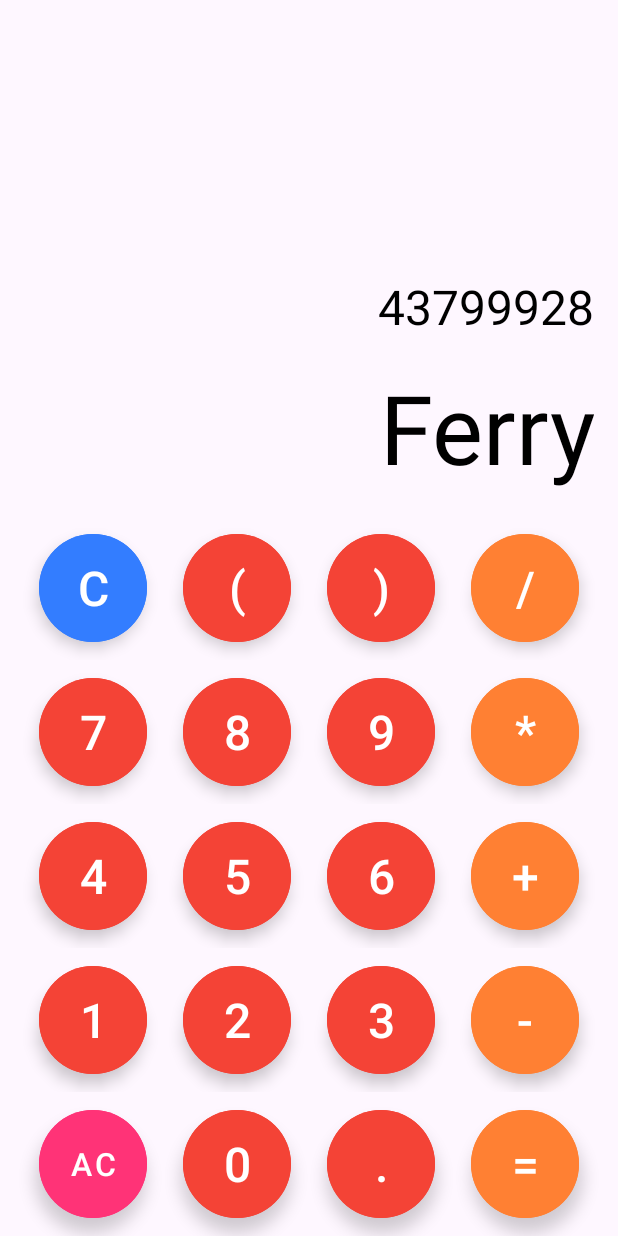
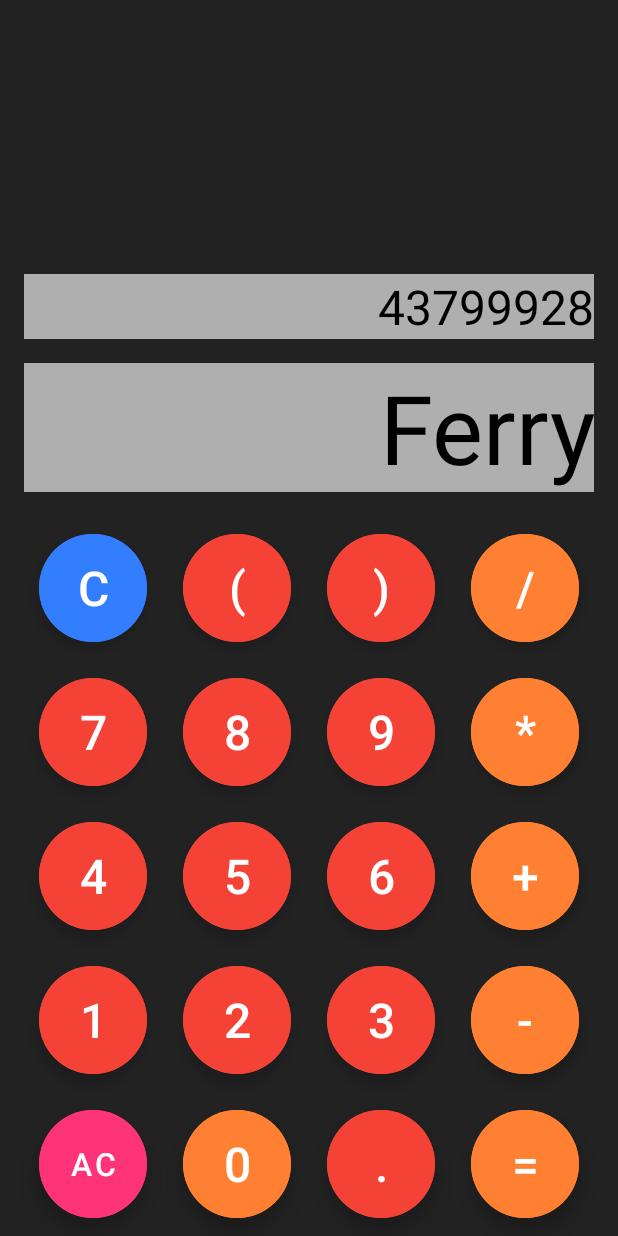
Before and after one commit to IsaacFerry/Calculator-CS460, an Android app: the screen it shows after launch (MainActivity), on a phone screen of 412 x 824 dp. Run offline under Robolectric (Android 15) with nearby library versions, the phone set to English and light mode, and no system bars.

Commit message:
Changed colors and added comments

```diff
--- a/app/src/main/res/layout/activity_main.xml
+++ b/app/src/main/res/layout/activity_main.xml
@@ -5,7 +5,8 @@
     android:id="@+id/main"
     android:layout_width="match_parent"
     android:layout_height="match_parent"
-    tools:context=".MainActivity">
+    tools:context=".MainActivity"
+    android:background="@color/dark_grey">
 
 
     <TextView
@@ -18,6 +19,7 @@
         android:textSize="32dp"
         android:textAlignment="textEnd"
         app:layout_constraintBottom_toTopOf="@id/result_tv"
+        android:background="#AFAFAF"
 
         />
 
@@ -31,7 +33,7 @@
         android:textSize="64dp"
         android:textAlignment="textEnd"
         app:layout_constraintBottom_toTopOf="@id/button_layout"
-
+        android:background="#AFAFAF"
         />
 
     <LinearLayout
@@ -40,13 +42,16 @@
         android:layout_height="wrap_content"
         android:orientation="vertical"
         app:layout_constraintBottom_toBottomOf="parent"
-        app:layout_constraintStart_toStartOf="parent">
+        app:layout_constraintStart_toStartOf="parent"
+        >
 
         <LinearLayout
             android:gravity="center"
             android:layout_width="match_parent"
             android:layout_height="wrap_content"
-            android:orientation="horizontal">
+            android:orientation="horizontal"
+            android:background="@color/dark_grey"
+            >
 
             <com.google.android.material.button.MaterialButton
                 android:id="@+id/button_c"
@@ -106,7 +111,8 @@
             android:gravity="center"
             android:layout_width="match_parent"
             android:layout_height="wrap_content"
-            android:orientation="horizontal">
+            android:orientation="horizontal"
+            android:background="@color/dark_grey">
 
             <com.google.android.material.button.MaterialButton
                 android:id="@+id/button_seven"
@@ -168,7 +174,8 @@
             android:gravity="center"
             android:layout_width="match_parent"
             android:layout_height="wrap_content"
-            android:orientation="horizontal">
+            android:orientation="horizontal"
+            android:background="@color/dark_grey">
 
             <com.google.android.material.button.MaterialButton
                 android:id="@+id/button_four"
@@ -231,7 +238,8 @@
             android:gravity="center"
             android:layout_width="match_parent"
             android:layout_height="wrap_content"
-            android:orientation="horizontal">
+            android:orientation="horizontal"
+            android:background="@color/dark_grey">
 
             <com.google.android.material.button.MaterialButton
                 android:id="@+id/button_one"
@@ -294,6 +302,7 @@
             android:layout_width="match_parent"
             android:layout_height="wrap_content"
             android:orientation="horizontal"
+            android:background="@color/dark_grey"
             >
 
 
@@ -316,7 +325,7 @@
                 android:layout_width="72dp"
                 android:layout_height="72dp"
                 android:layout_margin="12dp"
-                android:backgroundTint="#F44336"
+                android:backgroundTint="#FF8033"
                 android:text="0"
                 android:textColor="@color/white"
                 android:textSize="32dp"
--- a/app/src/main/res/values/colors.xml
+++ b/app/src/main/res/values/colors.xml
@@ -2,4 +2,6 @@
 <resources>
     <color name="black">#FF000000</color>
     <color name="white">#FFFFFFFF</color>
+    <color name="dark_grey">#222222</color>
+    <color name="light_grey">#424242</color>
 </resources>
```
Also changed, not shown: app/src/main/java/com/example/calculator_cs460/MainActivity.java (+23 -8 lines).
